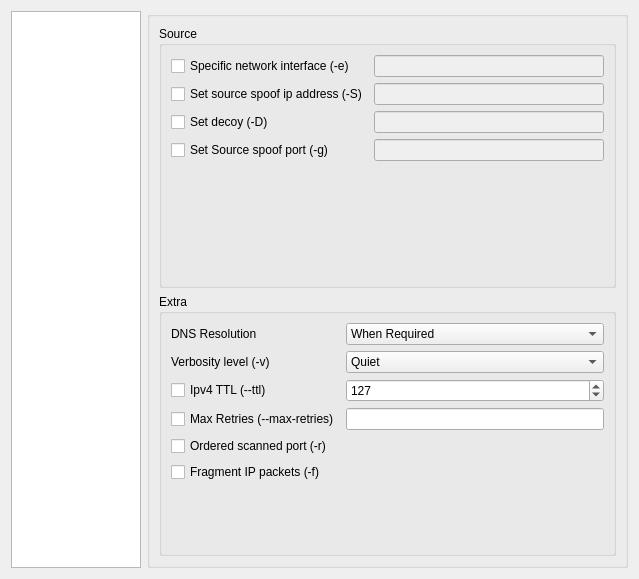
The window that src/app/profiler/profilerdialog.ui (nmapsi4/nmapsi4) describes before a commit, drawn with Qt 5.
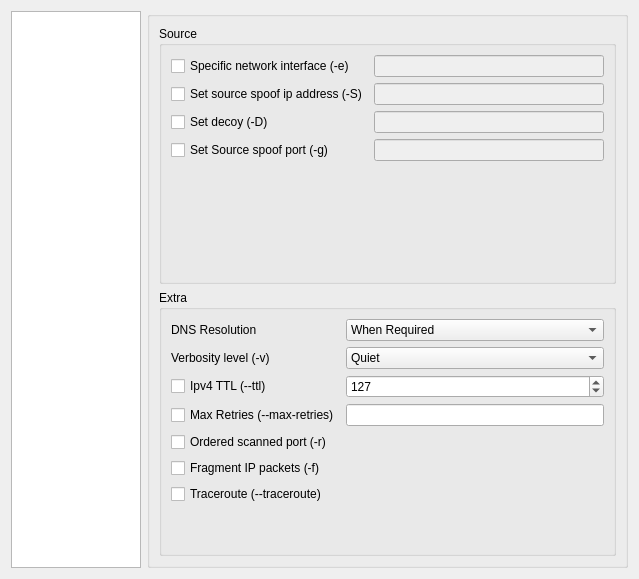
The same window after the commit. The open tabs and pages were chosen to show the change. Icons and pictures are not drawn.

Commit message: profiler: new checkbox traceroute option (moved from mainwin).

```diff
--- a/src/app/profiler/profilerdialog.ui
+++ b/src/app/profiler/profilerdialog.ui
@@ -1034,6 +1034,13 @@
                    <item row="4" column="1">
                     <widget class="QLineEdit" name="lineMaxRetries"/>
                    </item>
+                   <item row="7" column="0">
+                    <widget class="QCheckBox" name="checkTraceroute">
+                     <property name="text">
+                      <string>Traceroute (--traceroute)</string>
+                     </property>
+                    </widget>
+                   </item>
                   </layout>
                  </item>
                  <item>
```
Left out of the diff: 2 changed lines with no effect on the pictures. The commit also changes 1 other file.
